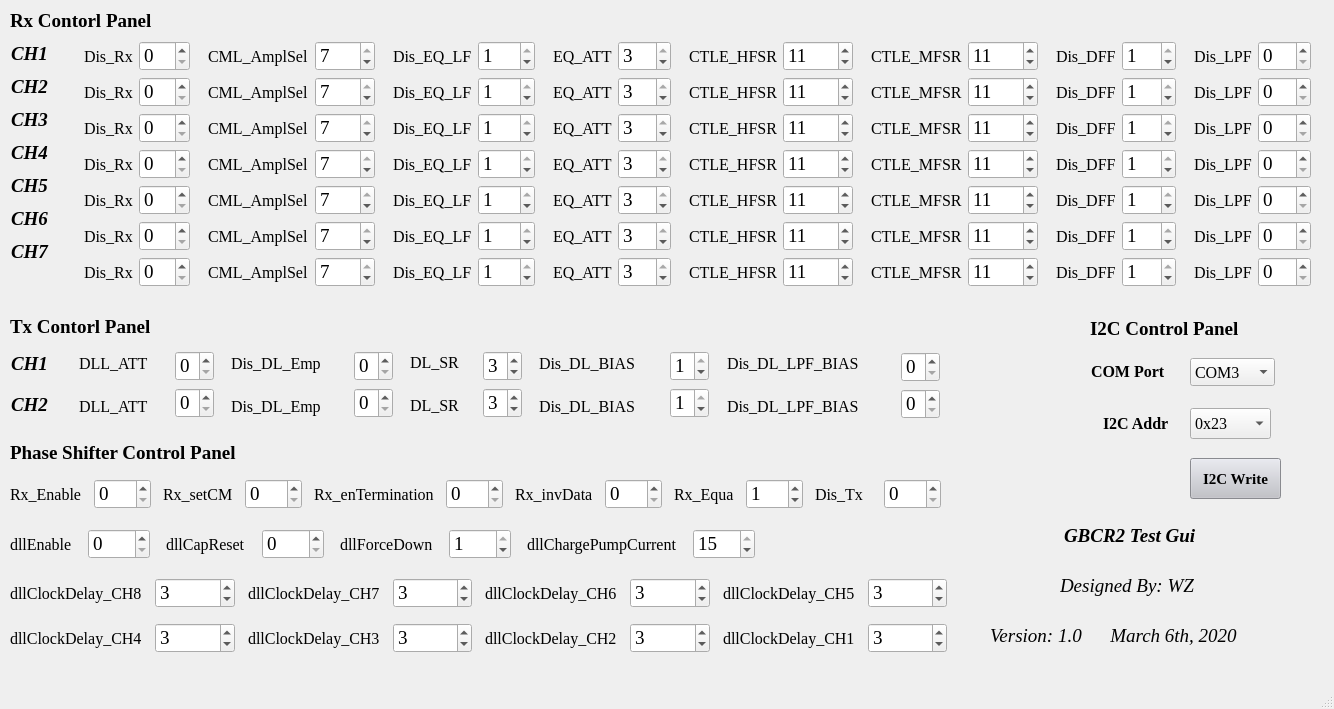
Old version of the form GBCR2_Test_Gui/GBCR2_Test_GUI.ui in the repository weizhangccnu/GBCR2_Test.
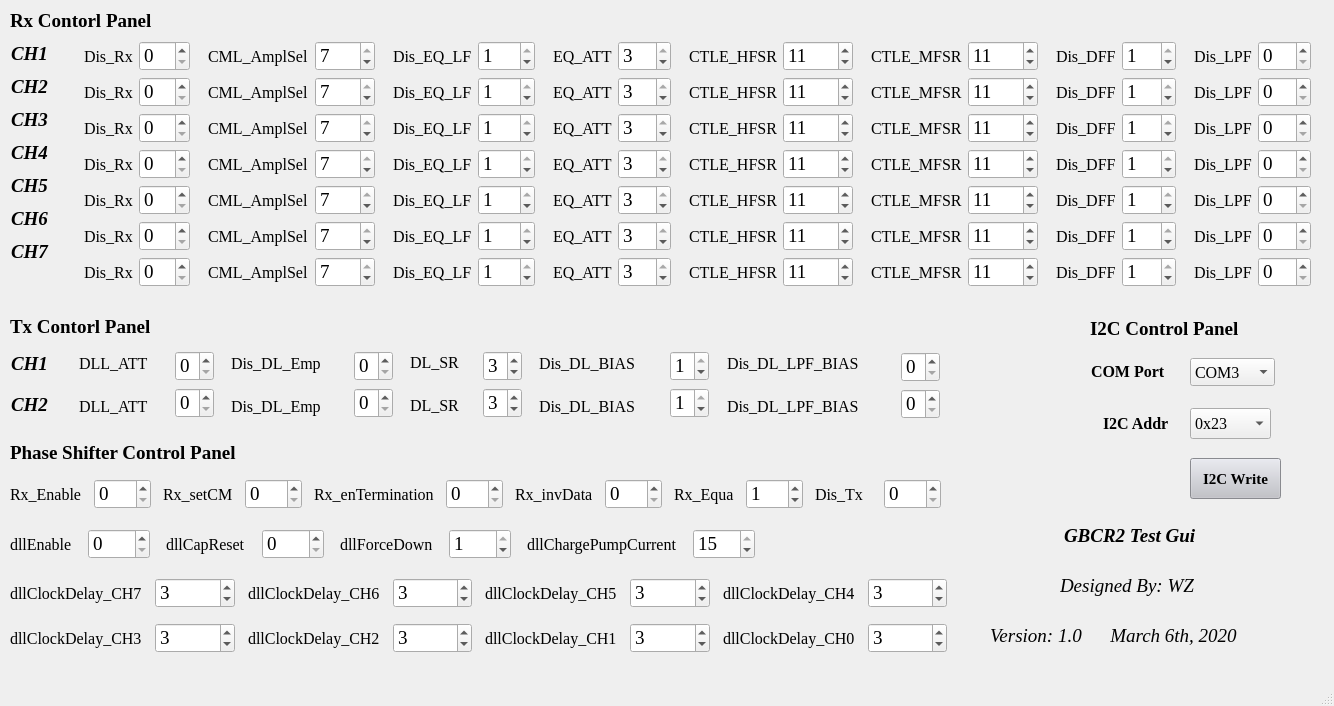
New version of the form. Icons and pictures are not drawn.

Commit message: replace dllClockDelay_CH8 to dllClockDelay_CH0

The edit to the form file:
```diff
--- a/GBCR2_Test_Gui/GBCR2_Test_GUI.ui
+++ b/GBCR2_Test_Gui/GBCR2_Test_GUI.ui
@@ -7,7 +7,7 @@
     <x>0</x>
     <y>0</y>
     <width>1334</width>
-    <height>709</height>
+    <height>706</height>
    </rect>
   </property>
   <property name="palette">
@@ -161,7 +161,7 @@
      <rect>
       <x>1090</x>
       <y>318</y>
-      <width>181</width>
+      <width>191</width>
       <height>21</height>
      </rect>
     </property>
@@ -2957,37 +2957,6 @@
       <number>15</number>
      </property>
      <item row="0" column="0">
-      <widget class="QLabel" name="dllClockDelay_CH8">
-       <property name="font">
-        <font>
-         <family>Times New Roman</family>
-         <pointsize>12</pointsize>
-         <weight>50</weight>
-         <bold>false</bold>
-        </font>
-       </property>
-       <property name="text">
-        <string>dllClockDelay_CH8</string>
-       </property>
-      </widget>
-     </item>
-     <item row="0" column="1">
-      <widget class="QSpinBox" name="dllClockDelay_CH8_Box">
-       <property name="font">
-        <font>
-         <family>Times New Roman</family>
-         <pointsize>14</pointsize>
-        </font>
-       </property>
-       <property name="maximum">
-        <number>15</number>
-       </property>
-       <property name="value">
-        <number>3</number>
-       </property>
-      </widget>
-     </item>
-     <item row="0" column="2">
       <widget class="QLabel" name="dllClockDelay_CH7">
        <property name="font">
         <font>
@@ -3002,7 +2971,7 @@
        </property>
       </widget>
      </item>
-     <item row="0" column="3">
+     <item row="0" column="1">
       <widget class="QSpinBox" name="dllClockDelay_CH7_Box">
        <property name="font">
         <font>
@@ -3018,7 +2987,7 @@
        </property>
       </widget>
      </item>
-     <item row="0" column="4">
+     <item row="0" column="2">
       <widget class="QLabel" name="dllClockDelay_CH6">
        <property name="font">
         <font>
@@ -3033,7 +3002,7 @@
        </property>
       </widget>
      </item>
-     <item row="0" column="5">
+     <item row="0" column="3">
       <widget class="QSpinBox" name="dllClockDelay_CH6_Box">
        <property name="font">
         <font>
@@ -3049,7 +3018,7 @@
        </property>
       </widget>
      </item>
-     <item row="0" column="6">
+     <item row="0" column="4">
       <widget class="QLabel" name="dllClockDelay_CH5">
        <property name="font">
         <font>
@@ -3064,7 +3033,7 @@
        </property>
       </widget>
      </item>
-     <item row="0" column="7">
+     <item row="0" column="5">
       <widget class="QSpinBox" name="dllClockDelay_CH5_Box">
        <property name="font">
         <font>
@@ -3080,7 +3049,7 @@
        </property>
       </widget>
      </item>
-     <item row="1" column="0">
+     <item row="0" column="6">
       <widget class="QLabel" name="dllClockDelay_CH4">
        <property name="font">
         <font>
@@ -3095,7 +3064,7 @@
        </property>
       </widget>
      </item>
-     <item row="1" column="1">
+     <item row="0" column="7">
       <widget class="QSpinBox" name="dllClockDelay_CH4_Box">
        <property name="font">
         <font>
@@ -3111,7 +3080,7 @@
        </property>
       </widget>
      </item>
-     <item row="1" column="2">
+     <item row="1" column="0">
       <widget class="QLabel" name="dllClockDelay_CH3">
        <property name="font">
         <font>
@@ -3126,7 +3095,7 @@
        </property>
       </widget>
      </item>
-     <item row="1" column="3">
+     <item row="1" column="1">
       <widget class="QSpinBox" name="dllClockDelay_CH3_Box">
        <property name="font">
         <font>
@@ -3142,7 +3111,7 @@
        </property>
       </widget>
      </item>
-     <item row="1" column="4">
+     <item row="1" column="2">
       <widget class="QLabel" name="dllClockDelay_CH2">
        <property name="font">
         <font>
@@ -3157,7 +3126,7 @@
        </property>
       </widget>
      </item>
-     <item row="1" column="5">
+     <item row="1" column="3">
       <widget class="QSpinBox" name="dllClockDelay_CH2_Box">
        <property name="font">
         <font>
@@ -3173,7 +3142,7 @@
        </property>
       </widget>
      </item>
-     <item row="1" column="6">
+     <item row="1" column="4">
       <widget class="QLabel" name="dllClockDelay_CH1">
        <property name="font">
         <font>
@@ -3188,7 +3157,7 @@
        </property>
       </widget>
      </item>
-     <item row="1" column="7">
+     <item row="1" column="5">
       <widget class="QSpinBox" name="dllClockDelay_CH1_Box">
        <property name="font">
         <font>
@@ -3204,6 +3173,37 @@
        </property>
       </widget>
      </item>
+     <item row="1" column="6">
+      <widget class="QLabel" name="dllClockDelay_CH0">
+       <property name="font">
+        <font>
+         <family>Times New Roman</family>
+         <pointsize>12</pointsize>
+         <weight>50</weight>
+         <bold>false</bold>
+        </font>
+       </property>
+       <property name="text">
+        <string>dllClockDelay_CH0</string>
+       </property>
+      </widget>
+     </item>
+     <item row="1" column="7">
+      <widget class="QSpinBox" name="dllClockDelay_CH0_Box">
+       <property name="font">
+        <font>
+         <family>Times New Roman</family>
+         <pointsize>14</pointsize>
+        </font>
+       </property>
+       <property name="maximum">
+        <number>15</number>
+       </property>
+       <property name="value">
+        <number>3</number>
+       </property>
+      </widget>
+     </item>
     </layout>
    </widget>
    <widget class="QWidget" name="layoutWidget">
```
Left out of the diff: 24 changed lines with no effect on the pictures. The commit also changes 1 other file.
